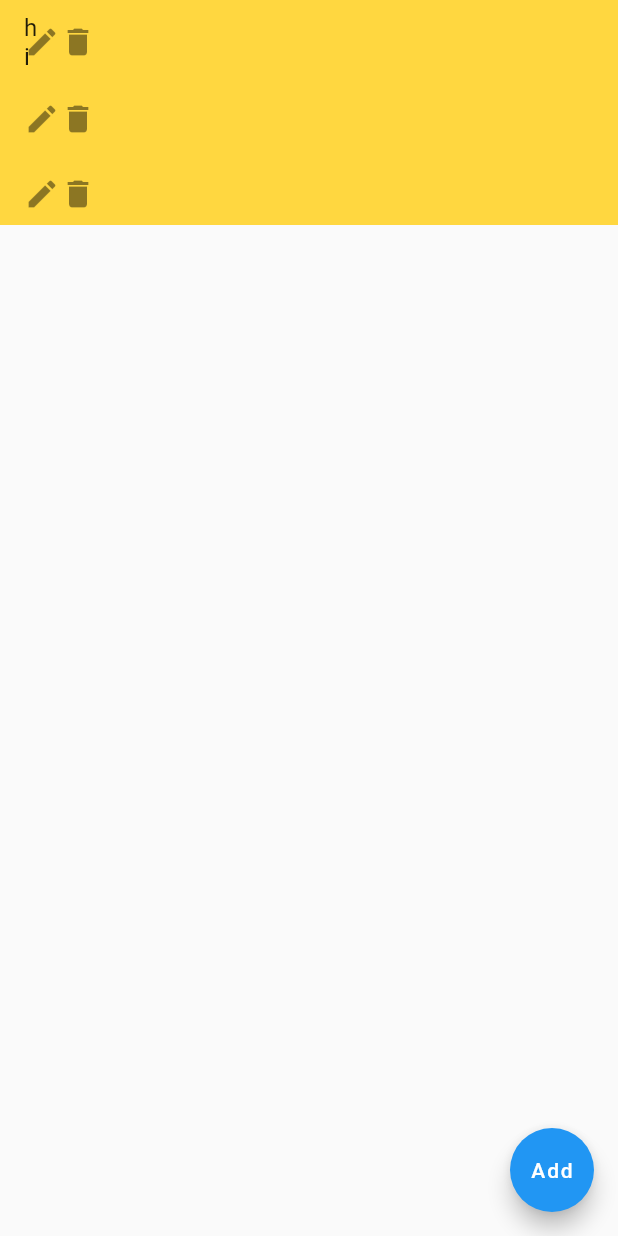
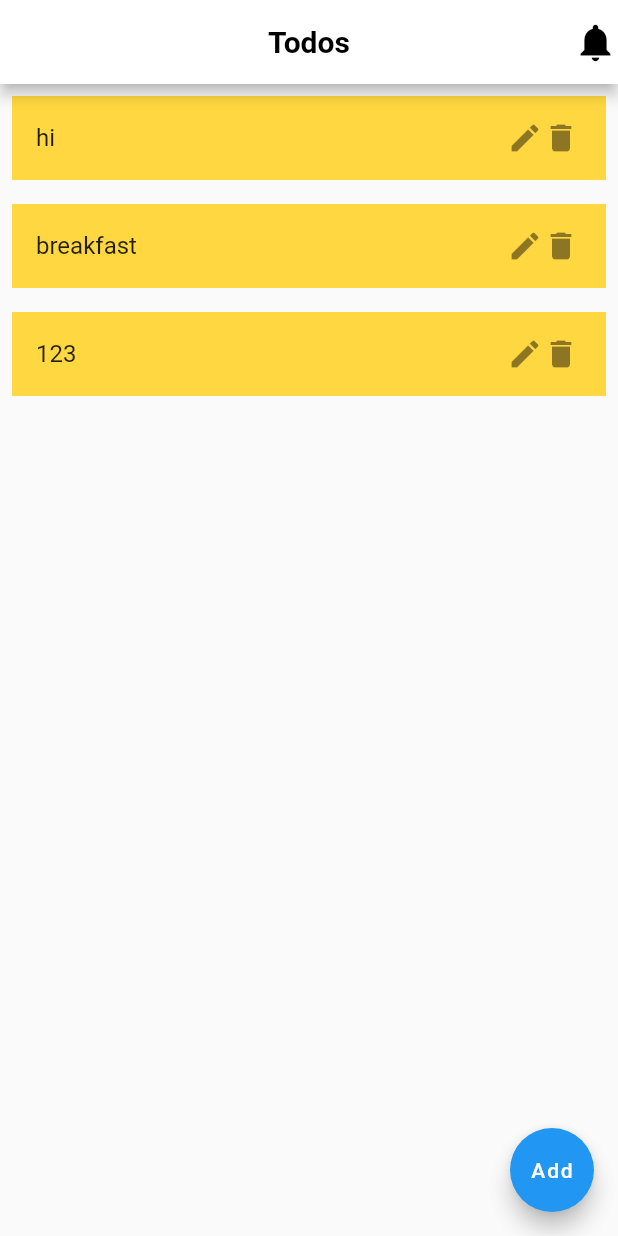
Before and after one commit to mobi781/main, a Flutter app: the screen it shows after launch, on a phone screen of 412 x 824 dp. Run offline on Flutter 3.47's test engine with Material 2 defaults, Android fonts, the phone set to English and light mode, and no system bars; our stand-ins replace math_expressions.

Commit message:
basic todos app has been created

```diff
--- a/lib/screens/todos.dart
+++ b/lib/screens/todos.dart
@@ -14,7 +14,27 @@ class _TodosState extends State<Todos> {
   @override
   Widget build(BuildContext context) {
     return MaterialApp(
-      home: Scaffold(
+      home: SafeArea(
+        child: Scaffold(
+          appBar: AppBar(
+            title: Text(
+              "Todos",
+              style: TextStyle(
+                color: Colors.black,
+                fontWeight: FontWeight.bold,
+                fontSize: 20,
+              ),
+            ),
+            centerTitle: true,
+            backgroundColor: Colors.white,
+            actions: [
+              Icon(
+                Icons.notifications,
+                color: Colors.black,
+                size: 30.0,
+              ),
+            ],
+          ),
           body: ListView.builder(
               shrinkWrap: true,
               itemCount: todos.length,
@@ -22,14 +42,14 @@ class _TodosState extends State<Todos> {
                 return Container(
                     // BoxFit:BoxFit.fill
                     // decoration: BoxDecoration(),
-
-                // width: MediaQuery.of(context).size.width * .85,
-                height: 50,
+                    margin: EdgeInsets.all(8.0),
+                    // height: 50,
                     color: Colors.amberAccent,
                     child: ListTile(
                       title: Text("${todos[index]}"),
-                  trailing: Container(
-                    // width: 40,
+                      trailing: SizedBox(
+                        width: 50,
+                        height: 50,
                         child: Row(
                           children: [
                             GestureDetector(
@@ -53,24 +73,26 @@ class _TodosState extends State<Todos> {
                                               });
                                               Navigator.of(context).pop();
                                             },
-                                            child: Text("Update"))
+                                            child: Text("Update"),
+                                          ),
                                         ],
                                       );
                                     });
                               },
-                            child: Icon(Icons.edit)),
+                              child: Icon(Icons.edit),
+                            ),
                             GestureDetector(
                               onTap: () {
                                 setState(() {
                                   todos.removeAt(index);
                                 });
                               },
-                            child: Icon(Icons.delete)),
+                              child: Icon(Icons.delete),
+                            ),
                           ],
                         ),
                       ),
-                ),
-              );
+                    ));
               }),
           floatingActionButton: FloatingActionButton(
             onPressed: () {
@@ -88,7 +110,8 @@ class _TodosState extends State<Todos> {
                               setState(() {
                                 todos.add(outputt);
                               });
-                            Navigator.of(context).pop();
+                              Navigator.of(context)
+                                  .pop(); // it will disappear thedialogafterpress add button
                             },
                             child: Text("Add"))
                       ],
@@ -98,6 +121,7 @@ class _TodosState extends State<Todos> {
             child: Text("Add"),
           ),
         ),
+      ),
     );
   }
 }
```
Also changed, not shown: lib/main.dart (+115 -113 lines). Lines whose indentation alone changed are shown as unchanged.
